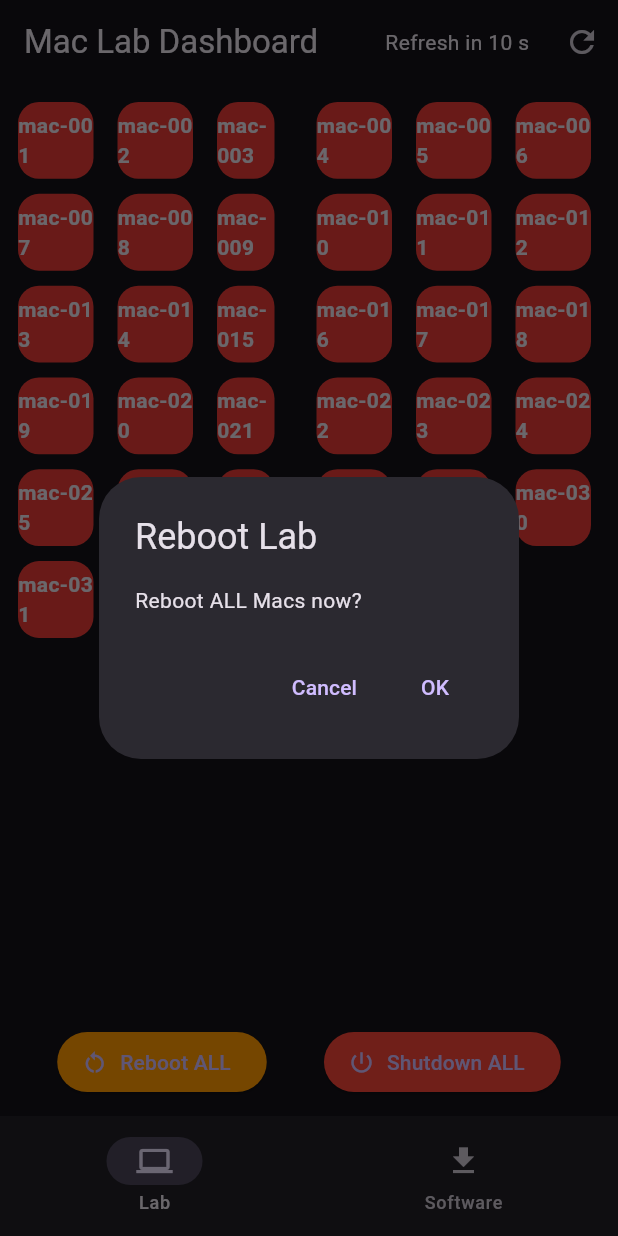
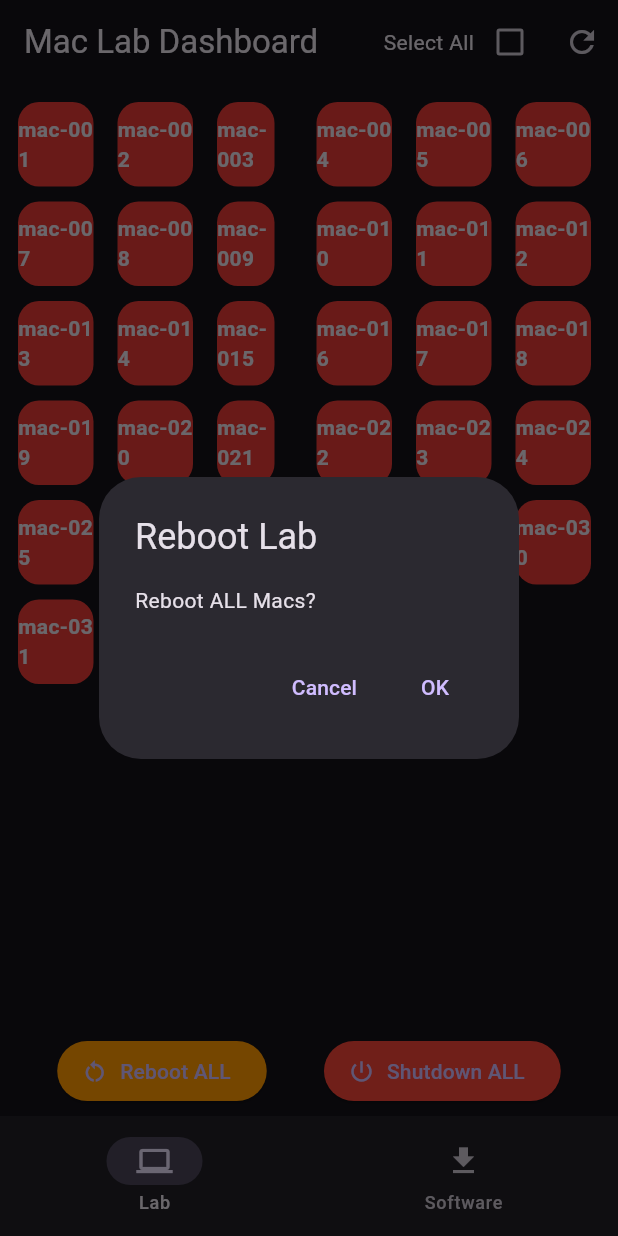
Before and after one commit to iampownkumar/mac-os-monitering, a Flutter app: the screen it shows after launch, after a tap on "Reboot ALL", on a phone screen of 412 x 824 dp. Run offline on Flutter 3.47's test engine with Material 3 defaults, Android fonts, the phone set to English and light mode, and no system bars; network calls fail.

Commit message:
added select and shutdown and reboot and select all and reboot and shutdown function and also it seems like get all status have some timing issue are there so need to fix it tommorow so over all our app is completed and fully working from here on ward just tweeking  only good job pownkumar -Founder of korelium

```diff
--- a/project_mac_lab/lib/screens/dashboard_page.dart
+++ b/project_mac_lab/lib/screens/dashboard_page.dart
@@ -1,7 +1,7 @@
 import 'dart:async';
 import 'package:flutter/material.dart';
+import '../services/brew_services.dart';
 import 'package:http/http.dart' as http;
-import '../services/brew_services.dart';
 
 class DashboardPage extends StatefulWidget {
   const DashboardPage({super.key});
@@ -10,16 +10,13 @@ class DashboardPage extends StatefulWidget {
   State<DashboardPage> createState() => _DashboardPageState();
 }
 
-class _DashboardPageState extends State<DashboardPage>
-    with AutomaticKeepAliveClientMixin {
-  @override
-  bool get wantKeepAlive => true;
-
+class _DashboardPageState extends State<DashboardPage> {
   final List<String> machines = List.generate(
     33,
     (i) => 'mac-${(i + 1).toString().padLeft(3, '0')}',
   );
 
+  final Set<String> selected = {};
   Map<String, bool> status = {};
   bool loading = false;
 
@@ -33,13 +30,11 @@ class _DashboardPageState extends State<DashboardPage>
   }
 
   void startRefresh() {
+    countdown = 20;
     timer?.cancel();
-    countdown = 20;
 
     timer = Timer.periodic(const Duration(seconds: 1), (t) {
-      if (!mounted) return;
       setState(() => countdown--);
-
       if (countdown == 0) {
         t.cancel();
         fetchStatus();
@@ -50,16 +45,14 @@ class _DashboardPageState extends State<DashboardPage>
   }
 
   Future<void> fetchStatus() async {
-    if (!mounted) return;
     setState(() => loading = true);
     try {
       status = await BrewService.fetchStatus();
     } catch (_) {}
-    if (!mounted) return;
     setState(() => loading = false);
   }
 
-  Future<void> confirm(
+  Future<void> confirmAndRun(
     String title,
     String msg,
     Future<void> Function() action,
@@ -81,8 +74,37 @@ class _DashboardPageState extends State<DashboardPage>
         ],
       ),
     );
+    if (ok == true) await action();
+  }
 
-    if (ok == true) await action();
+  Future<void> rebootSelected() async {
+    await confirmAndRun(
+      "Reboot Selected",
+      "Reboot ${selected.length} machines?\n\n${selected.join(", ")}",
+      () async {
+        for (final mac in selected) {
+          await http.post(Uri.parse("http://admin-pc.local:8000/reboot/$mac"));
+        }
+        selected.clear();
+        fetchStatus();
+      },
+    );
+  }
+
+  Future<void> shutdownSelected() async {
+    await confirmAndRun(
+      "Shutdown Selected",
+      "Shutdown ${selected.length} machines?\n\n${selected.join(", ")}",
+      () async {
+        for (final mac in selected) {
+          await http.post(
+            Uri.parse("http://admin-pc.local:8000/shutdown/$mac"),
+          );
+        }
+        selected.clear();
+        fetchStatus();
+      },
+    );
   }
 
   @override
@@ -93,16 +115,34 @@ class _DashboardPageState extends State<DashboardPage>
 
   @override
   Widget build(BuildContext context) {
-    super.build(context);
-
     return Scaffold(
       appBar: AppBar(
         title: const Text("Mac Lab Dashboard"),
         actions: [
-          Center(child: Text("Refresh in $countdown s   ")),
-          IconButton(icon: const Icon(Icons.refresh), onPressed: startRefresh),
+          Row(
+            children: [
+              const Text("Select All"),
+              Checkbox(
+                value: selected.length == machines.length,
+                onChanged: (v) {
+                  setState(() {
+                    if (v == true) {
+                      selected.addAll(machines);
+                    } else {
+                      selected.clear();
+                    }
+                  });
+                },
+              ),
+              IconButton(
+                icon: const Icon(Icons.refresh),
+                onPressed: startRefresh,
+              ),
             ],
           ),
+        ],
+      ),
+
       body: Column(
         children: [
           if (loading) const LinearProgressIndicator(),
@@ -114,30 +154,44 @@ class _DashboardPageState extends State<DashboardPage>
                 crossAxisCount: 6,
                 crossAxisSpacing: 10,
                 mainAxisSpacing: 10,
-                childAspectRatio: 1.1,
               ),
               itemCount: machines.length,
               itemBuilder: (context, i) {
                 final name = machines[i];
                 final online = status[name] ?? false;
-
-                final extraGap = (i % 6 == 2) ? 18.0 : 6.0;
+                final isSelected = selected.contains(name);
+                final gap = (i % 6 == 2) ? 18.0 : 6.0;
 
                 return Padding(
-                  padding: EdgeInsets.only(right: extraGap),
+                  padding: EdgeInsets.only(right: gap),
+                  child: GestureDetector(
+                    onTap: () {
+                      setState(() {
+                        isSelected ? selected.remove(name) : selected.add(name);
+                      });
+                    },
                     child: Container(
                       decoration: BoxDecoration(
                         color: online
                             ? Colors.green.shade600
                             : Colors.red.shade600,
                         borderRadius: BorderRadius.circular(14),
+                        border: isSelected
+                            ? Border.all(color: Colors.blueAccent, width: 3)
+                            : null,
+                        boxShadow: isSelected
+                            ? [
+                                BoxShadow(
+                                  color: Colors.blueAccent.withOpacity(0.6),
+                                  blurRadius: 8,
+                                ),
+                              ]
+                            : [],
                       ),
                       child: Center(
                         child: Text(
                           name,
-                        style: const TextStyle(
-                          fontWeight: FontWeight.bold,
-                          fontSize: 14,
+                          style: const TextStyle(fontWeight: FontWeight.bold),
                         ),
                       ),
                     ),
@@ -147,36 +201,76 @@ class _DashboardPageState extends State<DashboardPage>
             ),
           ),
 
+          // GLOBAL ALL CONTROLS (locked when selection active)
+          Padding(
+            padding: const EdgeInsets.symmetric(vertical: 6),
+            child: Row(
+              mainAxisAlignment: MainAxisAlignment.spaceEvenly,
+              children: [
+                ElevatedButton.icon(
+                  style: ElevatedButton.styleFrom(
+                    backgroundColor: Colors.orange,
+                    disabledBackgroundColor: Colors.orange.withOpacity(0.3),
+                  ),
+                  icon: const Icon(Icons.restart_alt),
+                  label: const Text("Reboot ALL"),
+                  onPressed: selected.isNotEmpty
+                      ? null
+                      : () => confirmAndRun(
+                          "Reboot Lab",
+                          "Reboot ALL Macs?",
+                          () => http.post(
+                            Uri.parse("http://admin-pc.local:8000/reboot-all"),
+                          ),
+                        ),
+                ),
+                ElevatedButton.icon(
+                  style: ElevatedButton.styleFrom(
+                    backgroundColor: Colors.red,
+                    disabledBackgroundColor: Colors.red.withOpacity(0.3),
+                  ),
+                  icon: const Icon(Icons.power_settings_new),
+                  label: const Text("Shutdown ALL"),
+                  onPressed: selected.isNotEmpty
+                      ? null
+                      : () => confirmAndRun(
+                          "Shutdown Lab",
+                          "Shutdown ALL Macs?",
+                          () => http.post(
+                            Uri.parse(
+                              "http://admin-pc.local:8000/shutdown-all",
+                            ),
+                          ),
+                        ),
+                ),
+              ],
+            ),
+          ),
+
+          // SELECTED CONTROLS
+          if (selected.isNotEmpty)
             Padding(
               padding: const EdgeInsets.only(bottom: 12),
               child: Row(
                 mainAxisAlignment: MainAxisAlignment.spaceEvenly,
                 children: [
                   ElevatedButton.icon(
-                  style: ElevatedButton.styleFrom(
-                    backgroundColor: Colors.orange,
-                  ),
                     icon: const Icon(Icons.restart_alt),
-                  label: const Text("Reboot ALL"),
-                  onPressed: () => confirm(
-                    "Reboot Lab",
-                    "Reboot ALL Macs now?",
-                    () => http.post(
-                      Uri.parse("http://admin-pc.local:8000/reboot-all"),
-                    ),
-                  ),
+                    label: Text("Reboot (${selected.length})"),
+                    onPressed: rebootSelected,
                   ),
                   ElevatedButton.icon(
-                  style: ElevatedButton.styleFrom(backgroundColor: Colors.red),
                     icon: const Icon(Icons.power_settings_new),
-                  label: const Text("Shutdown ALL"),
-                  onPressed: () => confirm(
-                    "Shutdown Lab",
-                    "Shutdown ALL Macs now?",
-                    () => http.post(
-                      Uri.parse("http://admin-pc.local:8000/shutdown-all"),
+                    label: Text("Shutdown (${selected.length})"),
+                    style: ElevatedButton.styleFrom(
+                      backgroundColor: Colors.red,
                     ),
+                    onPressed: shutdownSelected,
                   ),
+                  ElevatedButton.icon(
+                    icon: const Icon(Icons.clear),
+                    label: const Text("Clear"),
+                    onPressed: () => setState(() => selected.clear()),
                   ),
                 ],
               ),
```
Lines whose indentation alone changed are shown as unchanged.
